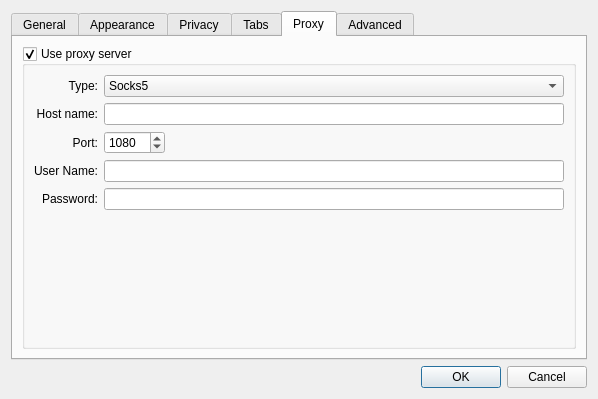
Old version of the form src/settings.ui in the repository EndorphinBrowser/browser.
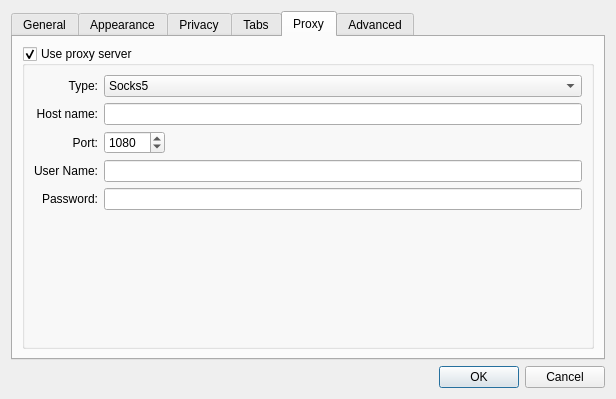
New version of the form. The open tabs and pages were chosen to show the change.

Commit message:
add support for caching HTTP proxies
To do this, we need to use QNetworkProxyFactory, so this
support is Qt 4.5+ only.

The edit to the form file:
```diff
--- a/src/settings.ui
+++ b/src/settings.ui
@@ -1,11 +1,11 @@
 <ui version="4.0" >
  <class>Settings</class>
- <widget class="QDialog" name="Settings" >
-  <property name="geometry" >
+ <widget class="QDialog" name="Settings">
+  <property name="geometry">
    <rect>
     <x>0</x>
     <y>0</y>
-    <width>598</width>
+    <width>616</width>
     <height>399</height>
    </rect>
   </property>
```
Left out of the diff: 480 changed lines with no effect on the pictures. The commit also changes 2 other files.
